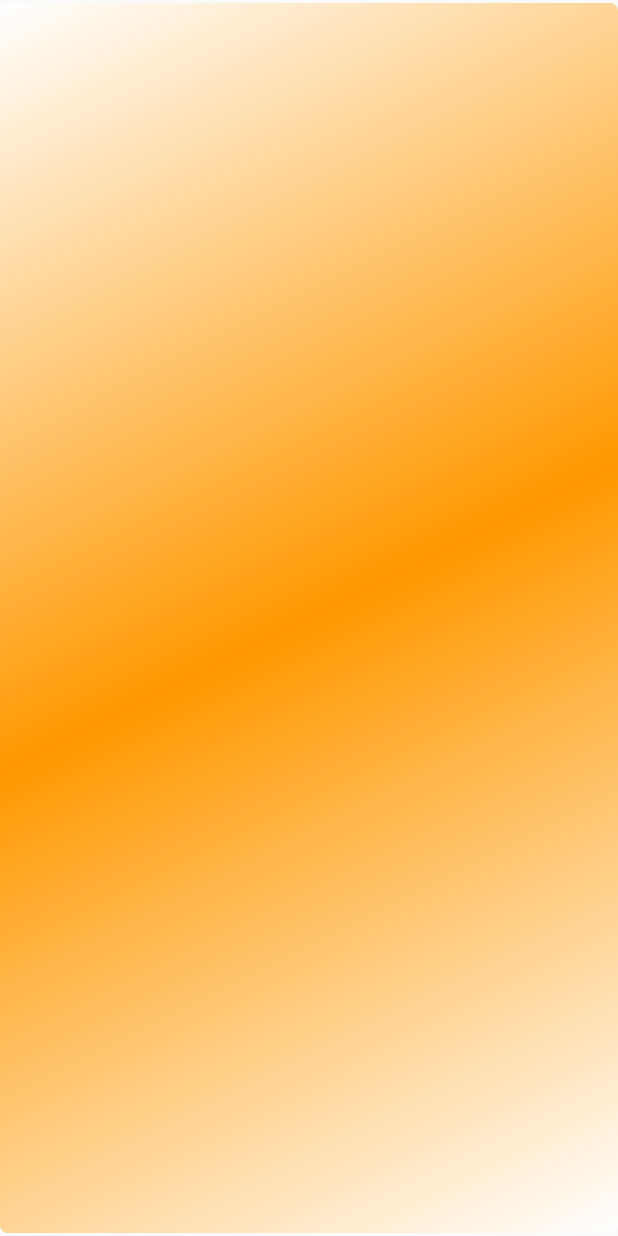
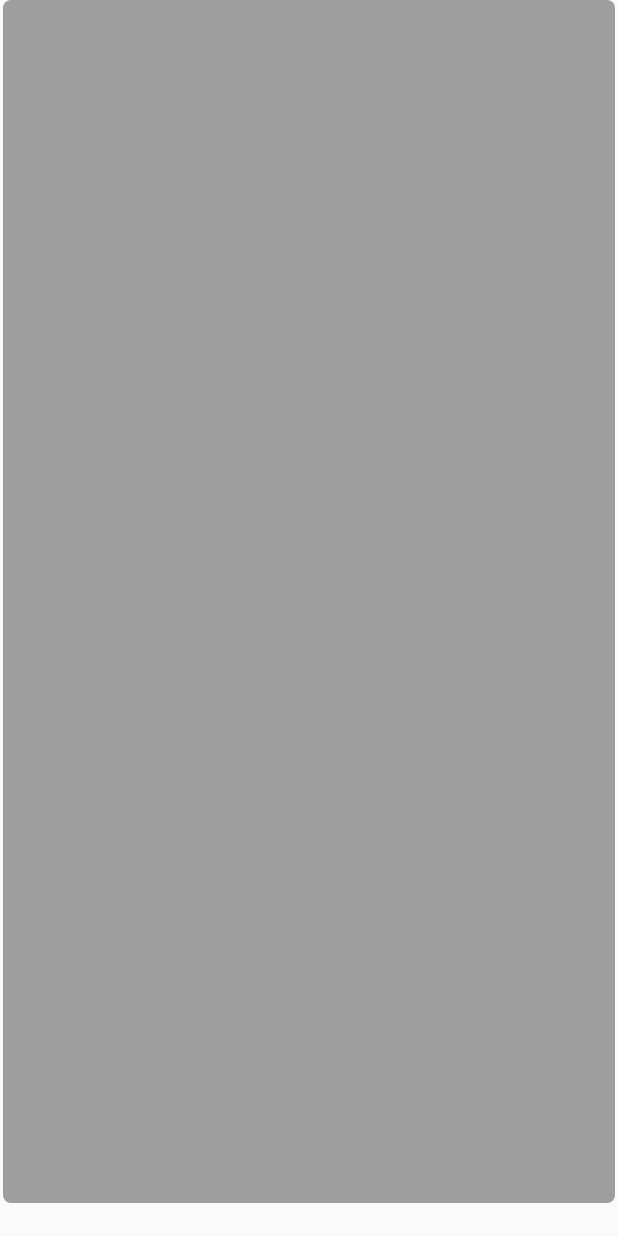
Before and after one commit to m0hamad/jamaledd-CountBook, an Android app: the layout count.xml on its own in the app's theme, with its tools: preview values and no code run, on a phone screen of 412 x 824 dp. Run offline under Robolectric (Android 15) with nearby library versions, the phone set to English and light mode, and no system bars.

Commit message:
Second commit

```diff
--- a/app/build.gradle
+++ b/app/build.gradle
@@ -5,7 +5,7 @@ android {
     buildToolsVersion "25.0.2"
     defaultConfig {
         applicationId "com.example.android.jamaledd_countbook"
-        minSdkVersion 24
+        minSdkVersion 25
         targetSdkVersion 25
         versionCode 1
         versionName "1.0"
--- a/app/src/main/java/com/example/android/jamaledd_countbook/Count.java
+++ b/app/src/main/java/com/example/android/jamaledd_countbook/Count.java
@@ -1,6 +1,6 @@
 package com.example.android.jamaledd_countbook;
 
-import android.icu.util.Calendar;
+import java.util.Calendar;
 
 public class Count {
 
--- a/app/src/main/java/com/example/android/jamaledd_countbook/CountBookActivity.java
+++ b/app/src/main/java/com/example/android/jamaledd_countbook/CountBookActivity.java
@@ -31,7 +31,7 @@ import static android.R.id.edit;
 public class CountBookActivity extends AppCompatActivity {
 
     private static final String FILENAME = "file.sav";
-    private ArrayList<Count> countList = new ArrayList<>();
+    private ArrayList<Count> countList = new ArrayList<Count>();
     private ArrayAdapter<Count> adapter;
     private ListView countListView;
     private TextView countTracker;
@@ -73,7 +73,7 @@ public class CountBookActivity extends AppCompatActivity {
     @Override
     protected void onStart() {
         super.onStart();
-        adapter = new ArrayAdapter<>(this,
+        adapter = new ArrayAdapter<Count>(this,
                 R.layout.count, countList);
         countListView.setAdapter(adapter);
         loadAllRecord();
--- /dev/null
+++ b/app/src/main/res/drawable/layout3.xml
@@ -0,0 +1,9 @@
+<shape xmlns:android="http://schemas.android.com/apk/res/android">
+    <gradient
+        android:endColor="#9E9E9E"
+        android:centerColor="#9E9E9E"
+        android:startColor="#9E9E9E"
+        android:angle="180" />
+    <corners
+        android:radius="5dp" />
+</shape>
--- a/app/src/main/res/layout/activity_main.xml
+++ b/app/src/main/res/layout/activity_main.xml
@@ -14,6 +14,7 @@
         android:layout_height="match_parent"
         android:layout_marginBottom="8dp"
         android:layout_weight="1"
+        android:paddingTop="8dp"
         android:background="@drawable/layout2"
         android:scrollbars="vertical">
 
--- a/app/src/main/res/layout/add_count.xml
+++ b/app/src/main/res/layout/add_count.xml
@@ -61,7 +61,6 @@
             android:layout_marginLeft="50dp"
             android:layout_weight="1"
             android:background="@drawable/layout"
-            android:onClick="increment"
             android:text="+"
             android:textSize="24sp" />
 
@@ -104,6 +103,7 @@
             android:layout_weight="1"
             android:background="@drawable/layout"
             android:fontFamily="sans-serif"
+            android:onClick="done"
             android:text="Done"
             android:textSize="18sp" />
 
--- a/app/src/main/res/layout/count.xml
+++ b/app/src/main/res/layout/count.xml
@@ -2,9 +2,14 @@
 <TextView xmlns:android="http://schemas.android.com/apk/res/android"
     android:layout_width="match_parent"
     android:layout_height="match_parent"
-    android:layout_marginBottom="2dp"
-    android:layout_marginTop="2dp"
-    android:background="@drawable/layout2"
-    android:fontFamily="sans-serif-light">
+    android:layout_marginBottom="22dp"
+    android:textColor="#000000"
+    android:gravity="center"
+    android:padding="8dp"
+    android:textSize="22sp"
+    android:layout_marginLeft="2dp"
+    android:layout_marginRight="2dp"
+    android:background="@drawable/layout3"
+    android:fontFamily="sans-serif">
 
 </TextView>
--- a/app/src/main/res/values/styles.xml
+++ b/app/src/main/res/values/styles.xml
@@ -3,7 +3,7 @@
     <!-- Base application theme. -->
     <style name="AppTheme" parent="Theme.AppCompat.Light.DarkActionBar">
         <!-- Customize your theme here. -->
-        <item name="colorPrimary">#757575</item>
+        <item name="colorPrimary">#9E9E9E</item>
         <item name="colorPrimaryDark">#000000</item>
         <item name="colorAccent">#FF6F00</item>
     </style>
```
Also changed, not shown: app/src/main/java/com/example/android/jamaledd_countbook/AddCount.java (+44 -12 lines).
